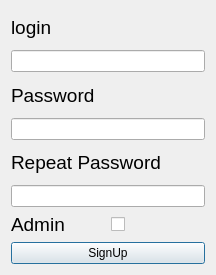
Old version of the form Conect_BD/regitser.ui in the repository VladZhylchuk/Course_project.
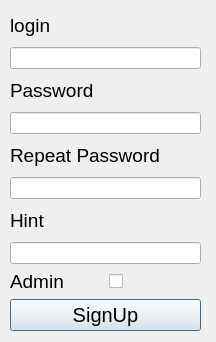
New version of the form.

```diff
--- a/Conect_BD/regitser.ui
+++ b/Conect_BD/regitser.ui
@@ -7,26 +7,25 @@
     <x>0</x>
     <y>0</y>
     <width>216</width>
-    <height>275</height>
+    <height>342</height>
    </rect>
   </property>
   <property name="windowTitle">
    <string>Dialog</string>
   </property>
-  <layout class="QGridLayout" name="gridLayout_2">
-   <item row="0" column="0">
-    <layout class="QGridLayout" name="gridLayout">
-     <item row="5" column="0">
-      <widget class="QLineEdit" name="repeated_password">
-       <property name="echoMode">
-        <enum>QLineEdit::Password</enum>
-       </property>
-       <property name="cursorMoveStyle">
-        <enum>Qt::VisualMoveStyle</enum>
-       </property>
-      </widget>
-     </item>
-     <item row="0" column="0">
+  <widget class="QWidget" name="">
+   <property name="geometry">
+    <rect>
+     <x>10</x>
+     <y>10</y>
+     <width>191</width>
+     <height>321</height>
+    </rect>
+   </property>
+   <layout class="QVBoxLayout" name="verticalLayout_5">
+    <item>
+     <layout class="QVBoxLayout" name="verticalLayout_4">
+      <item>
       <widget class="QLabel" name="label">
        <property name="font">
         <font>
@@ -38,14 +37,84 @@
        </property>
       </widget>
      </item>
-     <item row="3" column="0">
+      <item>
+       <widget class="QLineEdit" name="username">
+        <property name="enabled">
+         <bool>true</bool>
+        </property>
+       </widget>
+      </item>
+     </layout>
+    </item>
+    <item>
+     <layout class="QVBoxLayout" name="verticalLayout_3">
+      <item>
+       <widget class="QLabel" name="label_3">
+        <property name="font">
+         <font>
+          <pointsize>14</pointsize>
+         </font>
+        </property>
+        <property name="text">
+         <string>Password</string>
+        </property>
+       </widget>
+      </item>
+      <item>
       <widget class="QLineEdit" name="password">
        <property name="echoMode">
         <enum>QLineEdit::Password</enum>
        </property>
       </widget>
      </item>
-     <item row="6" column="0">
+     </layout>
+    </item>
+    <item>
+     <layout class="QVBoxLayout" name="verticalLayout_2">
+      <item>
+       <widget class="QLabel" name="label_5">
+        <property name="font">
+         <font>
+          <pointsize>14</pointsize>
+         </font>
+        </property>
+        <property name="text">
+         <string>Repeat Password</string>
+        </property>
+       </widget>
+      </item>
+      <item>
+       <widget class="QLineEdit" name="repeated_password">
+        <property name="echoMode">
+         <enum>QLineEdit::Password</enum>
+        </property>
+        <property name="cursorMoveStyle">
+         <enum>Qt::VisualMoveStyle</enum>
+        </property>
+       </widget>
+      </item>
+     </layout>
+    </item>
+    <item>
+     <layout class="QVBoxLayout" name="verticalLayout">
+      <item>
+       <widget class="QLabel" name="label_2">
+        <property name="font">
+         <font>
+          <pointsize>14</pointsize>
+         </font>
+        </property>
+        <property name="text">
+         <string>Hint</string>
+        </property>
+       </widget>
+      </item>
+      <item>
+       <widget class="QLineEdit" name="password_hint"/>
+      </item>
+     </layout>
+    </item>
+    <item>
       <layout class="QHBoxLayout" name="horizontalLayout">
        <item>
         <widget class="QLabel" name="label_4">
@@ -68,47 +137,20 @@
        </item>
       </layout>
      </item>
-     <item row="7" column="0">
+    <item>
       <widget class="QPushButton" name="SignUp">
+      <property name="font">
+       <font>
+        <pointsize>15</pointsize>
+       </font>
+      </property>
        <property name="text">
         <string>SignUp</string>
        </property>
       </widget>
      </item>
-     <item row="1" column="0">
-      <widget class="QLineEdit" name="username">
-       <property name="enabled">
-        <bool>true</bool>
-       </property>
-      </widget>
-     </item>
-     <item row="2" column="0">
-      <widget class="QLabel" name="label_3">
-       <property name="font">
-        <font>
-         <pointsize>14</pointsize>
-        </font>
-       </property>
-       <property name="text">
-        <string>Password</string>
-       </property>
-      </widget>
-     </item>
-     <item row="4" column="0">
-      <widget class="QLabel" name="label_5">
-       <property name="font">
-        <font>
-         <pointsize>14</pointsize>
-        </font>
-       </property>
-       <property name="text">
-        <string>Repeat Password</string>
-       </property>
-      </widget>
-     </item>
-    </layout>
-   </item>
-  </layout>
+   </layout>
+  </widget>
  </widget>
  <resources/>
  <connections/>
```
Lines whose indentation alone changed are shown as unchanged.
